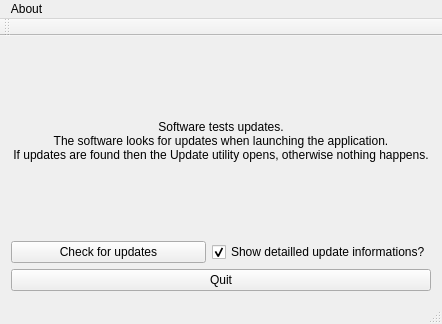
This is examples/autoupdatergui/SimpleUpdaterGui/mainwindow.ui in Skycoder42/QtAutoUpdater as Qt 5 draws it before an edit. The edited form follows.
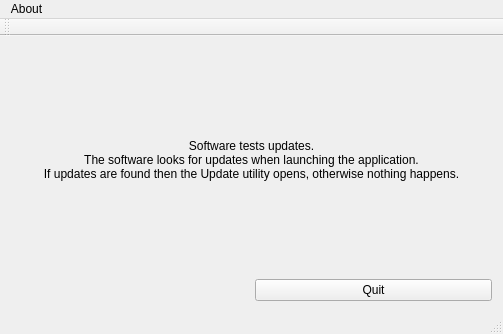
This is the edited form. Custom widgets are drawn as their Qt base class.

The edit to the form file:
```diff
--- a/examples/autoupdatergui/SimpleUpdaterGui/mainwindow.ui
+++ b/examples/autoupdatergui/SimpleUpdaterGui/mainwindow.ui
@@ -6,8 +6,8 @@
    <rect>
     <x>0</x>
     <y>0</y>
-    <width>442</width>
-    <height>324</height>
+    <width>503</width>
+    <height>334</height>
    </rect>
   </property>
   <property name="windowTitle">
@@ -25,27 +25,13 @@
       </property>
      </widget>
     </item>
-    <item row="2" column="0" colspan="2">
-     <widget class="QPushButton" name="quitButton">
-      <property name="text">
-       <string>Quit</string>
-      </property>
-     </widget>
-    </item>
     <item row="1" column="0">
-     <widget class="QPushButton" name="checkUpdateButton">
-      <property name="text">
-       <string>Check for updates</string>
-      </property>
-     </widget>
+     <widget class="QtAutoUpdater::UpdateButton" name="updateButton" native="true"/>
     </item>
     <item row="1" column="1">
-     <widget class="QCheckBox" name="checkBox_showDetailledUpdateInformations">
+     <widget class="QPushButton" name="quitButton">
       <property name="text">
-       <string>Show detailled update informations?</string>
-      </property>
-      <property name="checked">
-       <bool>true</bool>
+       <string>Quit</string>
       </property>
      </widget>
     </item>
@@ -56,8 +42,8 @@
     <rect>
      <x>0</x>
      <y>0</y>
-     <width>442</width>
-     <height>21</height>
+     <width>503</width>
+     <height>23</height>
     </rect>
    </property>
    <widget class="QMenu" name="menuAbout">
@@ -94,6 +80,14 @@
   </action>
  </widget>
  <layoutdefault spacing="6" margin="11"/>
+ <customwidgets>
+  <customwidget>
+   <class>QtAutoUpdater::UpdateButton</class>
+   <extends>QWidget</extends>
+   <header location="global">updatebutton.h</header>
+   <container>1</container>
+  </customwidget>
+ </customwidgets>
  <resources/>
  <connections>
   <connection>
```
Left out of the diff: 24 changed lines with no effect on the pictures.
